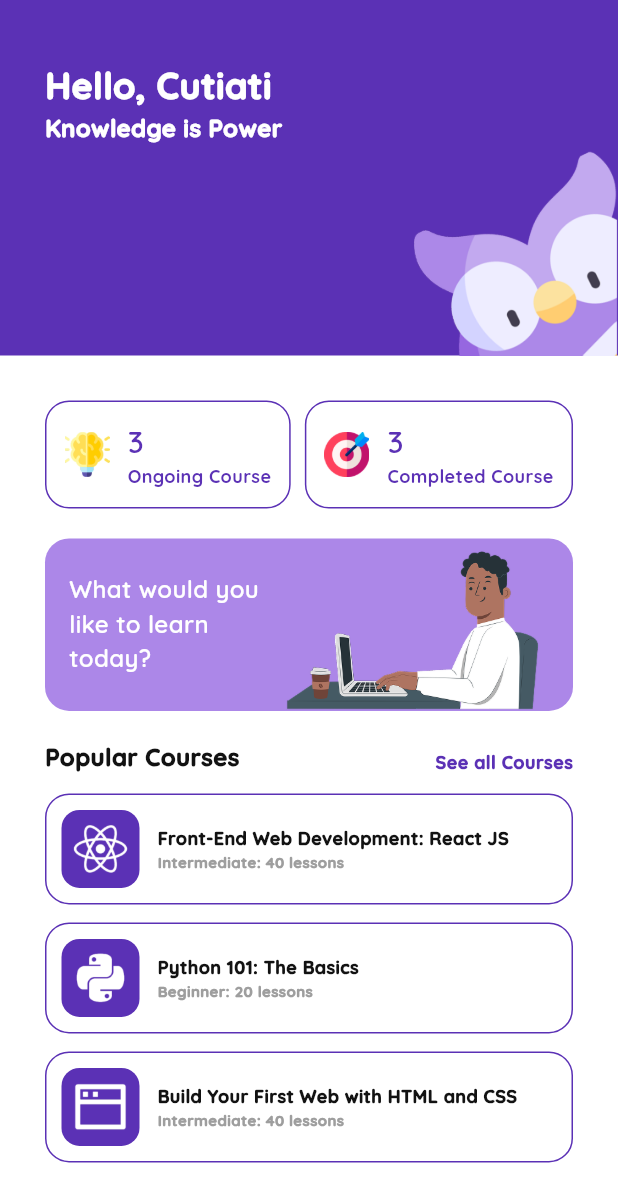
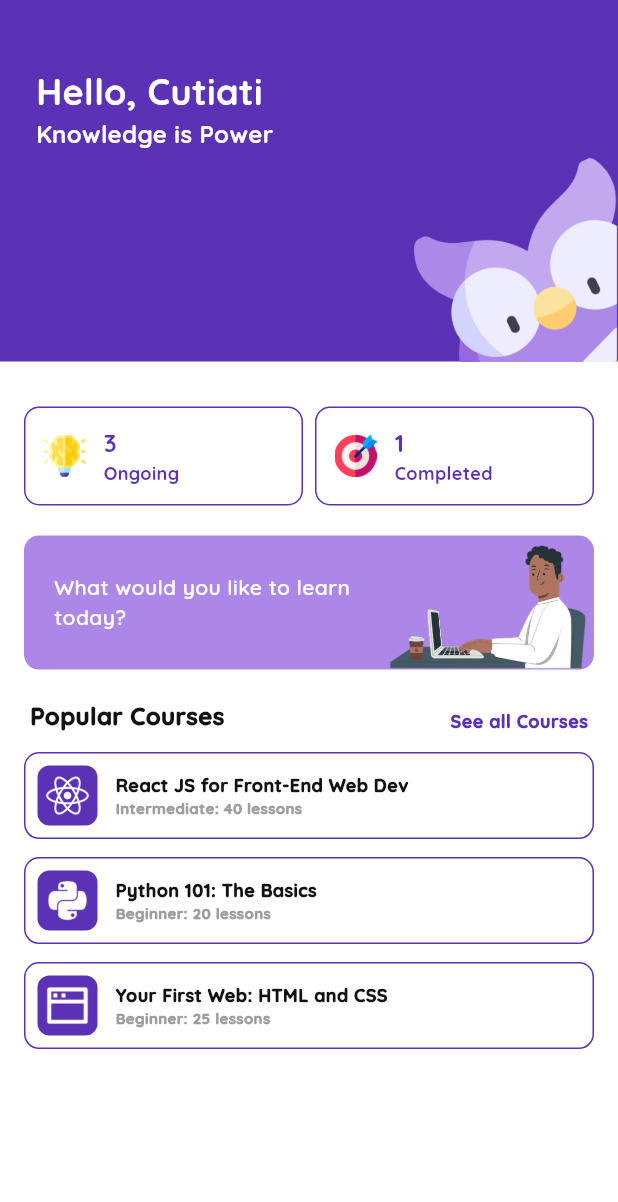
Before and after one commit to jesslyn-caroline/fukuro, a Flutter app: the Home screen opened directly, on a phone screen of 412 x 824 dp. Shown: the top 1202 px of the screen. Run offline on Flutter 3.47's test engine with Material 3 defaults, Android fonts, the phone set to English and light mode, and no system bars; our stand-ins replace google_fonts, shared_preferences, sqflite, sqflite_common_ffi; accounts and stored records are empty.

Commit message:
style: refine homepage layout to fix overflow issues

```diff
--- a/lib/components/blockbutton.dart
+++ b/lib/components/blockbutton.dart
@@ -19,7 +19,7 @@ class BlockButton extends StatelessWidget {
     return Container(
       color: Colors.transparent,
       width: double.infinity,
-      height: 40,
+      height: 44,
       child: ElevatedButton(
         style: ElevatedButton.styleFrom(
           backgroundColor: bgColor,
--- a/lib/components/course_card.dart
+++ b/lib/components/course_card.dart
@@ -9,34 +9,40 @@ class CourseCard extends StatelessWidget {
   Widget build(BuildContext context) {
     return Container(
       margin: EdgeInsets.only(bottom: 12),
-      padding: EdgeInsets.all(10),
+      padding: EdgeInsets.all(8),
       decoration: BoxDecoration(
-        borderRadius: BorderRadius.circular(16),
+        borderRadius: BorderRadius.circular(10),
         border: Border.all(color: Theme.of(context).colorScheme.primary)
       ),
       child: Row(
         children: [
           Container(
-            padding: const EdgeInsets.all(6),
+            padding: EdgeInsets.all(4),
             decoration: BoxDecoration(
               color: Theme.of(context).colorScheme.primary,
-              borderRadius: BorderRadius.circular(12),
+              borderRadius: BorderRadius.circular(8),
             ),
-            child: Image.asset("${imgSrc}", width: 40, height: 40,),
+            child: Image.asset(imgSrc, width: 32, height: 32),
           ),
           SizedBox(width: 12),
           Column(
             crossAxisAlignment: CrossAxisAlignment.start,
             children: [
-              Text("${title}", style: Theme.of(context).textTheme.bodyMedium!.copyWith(
-                fontSize: 12,
-                fontWeight: FontWeight.w900,
-              ),),
-              Text("${subtitle}", style: Theme.of(context).textTheme.bodyMedium!.copyWith(
-                color: Colors.grey,
-                fontSize: 10,
-                fontWeight: FontWeight.w900
-              ),),
+              Text(
+                title,
+                style: Theme.of(context).textTheme.bodyMedium!.copyWith(
+                  fontSize: 12,
+                  fontWeight: FontWeight.w900,
+                )
+              ),
+              Text(
+                subtitle,
+                style: Theme.of(context).textTheme.bodyMedium!.copyWith(
+                  color: Colors.grey,
+                  fontSize: 10,
+                  fontWeight: FontWeight.w900
+                )
+              ),
             ],
           )
         ],
--- a/lib/components/progress_card.dart
+++ b/lib/components/progress_card.dart
@@ -8,32 +8,41 @@ class ProgressCard extends StatelessWidget {
 
   @override
   Widget build(BuildContext context) {
-    return Container(
+    return Expanded(
+      child: Container(
         padding: EdgeInsets.all(12),
         decoration: BoxDecoration(
-        borderRadius: BorderRadius.circular(16),
+          borderRadius: BorderRadius.circular(10),
           border: Border.all(color: Theme.of(context).colorScheme.primary)
         ),
         child: Row(
           children: [
-          Image.asset("${img}", width: 30,),
+            Image.asset(img, width: 28),
             SizedBox(width: 12),
             Column(
               crossAxisAlignment: CrossAxisAlignment.start,
               children: [
-              Text("${num}", style: Theme.of(context).textTheme.bodyMedium!.copyWith(
-                fontSize: 20,
+                Text(
+                  num.toString(),
+                  style: Theme.of(context).textTheme.bodyMedium!.copyWith(
+                    fontSize: 16,
+                    fontWeight: FontWeight.w800,
                     color: Theme.of(context).colorScheme.primary,
-              ),),
-              Text("${title}", style: Theme.of(context).textTheme.bodyMedium!.copyWith(
+                  )
+                ),
+                Text(
+                  title,
+                  style: Theme.of(context).textTheme.bodyMedium!.copyWith(
                     fontSize: 12,
                     color: Theme.of(context).colorScheme.primary,
                     fontWeight: FontWeight.w800
-              ),),
+                  )
+                ),
               ],
             )
           ],
         )
+      ),
     );
   }
 }
--- a/lib/screens/home.dart
+++ b/lib/screens/home.dart
@@ -12,7 +12,7 @@ class Home extends StatelessWidget {
         children: [
           Container(
             color: Theme.of(context).colorScheme.primary,
-            padding: EdgeInsets.only(left: 30, top: 40),
+            padding: EdgeInsets.only(left: 24, top: 44),
             child: Column(
               crossAxisAlignment: CrossAxisAlignment.start,
               children: [
@@ -20,7 +20,7 @@ class Home extends StatelessWidget {
                   "Hello, Cutiati",
                   style: Theme.of(context).textTheme.bodyMedium!.copyWith(
                     fontSize: 24,
-                    fontWeight: FontWeight.w900,
+                    fontWeight: FontWeight.w800,
                     color: Colors.white
                   )
                 ),
@@ -28,72 +28,86 @@ class Home extends StatelessWidget {
                   "Knowledge is Power",
                   style: Theme.of(context).textTheme.bodyMedium!.copyWith(
                     fontSize: 16,
-                    fontWeight: FontWeight.w900,
+                    fontWeight: FontWeight.w700,
                     color: Colors.white
                   )
                 ),
                 Align(
                   alignment: Alignment.bottomRight,
-                  child: Image.asset("assets/images/peekaboo-owl.png", width: 140,)
+                  child: Image.asset("assets/images/peekaboo-owl.png", width: 140)
                 ),
               ],
             )
           ),
           Container(
-            padding: EdgeInsets.all(30),
+            padding: EdgeInsets.symmetric(horizontal: 16, vertical: 30),
             child: Column(
               children: [
                 Row(
-                  mainAxisAlignment: MainAxisAlignment.spaceBetween,
                   children: [
-                    ProgressCard(title: "Ongoing Course", num: 3, img: "assets/images/bulb.png",),
-                    ProgressCard(title: "Completed Course", num: 3, img: "assets/images/goal.png",),
+                    ProgressCard(title: "Ongoing", num: 3, img: "assets/images/bulb.png"),
+                    SizedBox(width: 8),
+                    ProgressCard(title: "Completed", num: 1, img: "assets/images/goal.png"),
                   ],
                 ),
-                SizedBox(height: 20,),
+                SizedBox(height: 20),
                 Container(
-                  padding: EdgeInsets.symmetric(horizontal: 16),
                   decoration: BoxDecoration(
-                    borderRadius: BorderRadius.circular(16),
+                    borderRadius: BorderRadius.circular(10),
                     color: Theme.of(context).colorScheme.secondary
                   ),
                   child: Row(
                     children: [
                       Expanded(
-                        child: Text("What would you like to learn today?", style: Theme.of(context).textTheme.bodyMedium!.copyWith(
-                          fontSize: 16,
+                        child: Padding(
+                          padding: EdgeInsets.only(left: 20, top: 12, bottom: 12),
+                          child: Text(
+                            "What would you like to learn today?",
+                            style: Theme.of(context).textTheme.bodyMedium!.copyWith(
+                              fontSize: 14,
                               fontWeight: FontWeight.w600,
                               color: Colors.white
-                        ),),
+                            )
                           ),
-                      Image.asset("assets/images/illustration.png", width: 180,)
+                        ),
+                      ),
+                      Image.asset("assets/images/illustration.png", width: 140)
                     ],
                   ),
                 ),
-                SizedBox(height: 20,),
-                Row(
+                SizedBox(height: 20),
+                Padding(
+                  padding: EdgeInsets.symmetric(horizontal: 4),
+                  child: Row(
                     mainAxisAlignment: MainAxisAlignment.spaceBetween,
                     crossAxisAlignment: CrossAxisAlignment.end,
                     children: [
-                    Text("Popular Courses", style: Theme.of(context).textTheme.bodyMedium!.copyWith(
+                      Text(
+                        "Popular Courses",
+                        style: Theme.of(context).textTheme.bodyMedium!.copyWith(
                           fontSize: 16,
                           fontWeight: FontWeight.w900
-                    ),),
+                        )
+                      ),
                       GestureDetector(
                         onTap: () {},
-                      child: Text("See all Courses", style: Theme.of(context).textTheme.bodyMedium!.copyWith(
+                        child: Text(
+                          "See all Courses",
+                          style: Theme.of(context).textTheme.bodyMedium!.copyWith(
                             fontSize: 12,
                             fontWeight: FontWeight.w900,
                             color: Theme.of(context).colorScheme.primary
-                      ),)
+                          )
+                        )
                       )
                     ],
                   ),
-                SizedBox(height: 12,),
+                ),
+                SizedBox(height: 12),
                 Column(
                   children: [
                     CourseCard(
-                      title: "Front-End Web Development: React JS",
+                      title: "React JS for Front-End Web Dev",
                       subtitle: "Intermediate: 40 lessons",
                       imgSrc: "assets/images/reactjs-fill.png",
                     ),
@@ -103,31 +117,12 @@ class Home extends StatelessWidget {
                       imgSrc: "assets/images/python.png",
                     ),
                     CourseCard(
-                      title: "Build Your First Web with HTML and CSS",
-                      subtitle: "Intermediate: 40 lessons",
+                      title: "Your First Web: HTML and CSS",
+                      subtitle: "Beginner: 25 lessons",
                       imgSrc: "assets/images/web.png",
                     )
                   ],
                 )
-                // ListView(
-                //   children: [
-                //     CourseCard(
-                //       title: "Front-End Web Development: React JS",
-                //       subtitle: "Intermediate: 40 courses",
-                //       imgSrc: "assets/images/reactjs-fill.png",
-                //     ),
-                //     CourseCard(
-                //       title: "Front-End Web Development: React JS",
-                //       subtitle: "Intermediate: 40 courses",
-                //       imgSrc: "assets/images/reactjs-fill.png",
-                //     ),
-                //     CourseCard(
-                //       title: "Front-End Web Development: React JS",
-                //       subtitle: "Intermediate: 40 courses",
-                //       imgSrc: "assets/images/reactjs-fill.png",
-                //     )
-                //   ],
-                // ),
               ],
             )
           )
```
Lines whose indentation alone changed are shown as unchanged.
